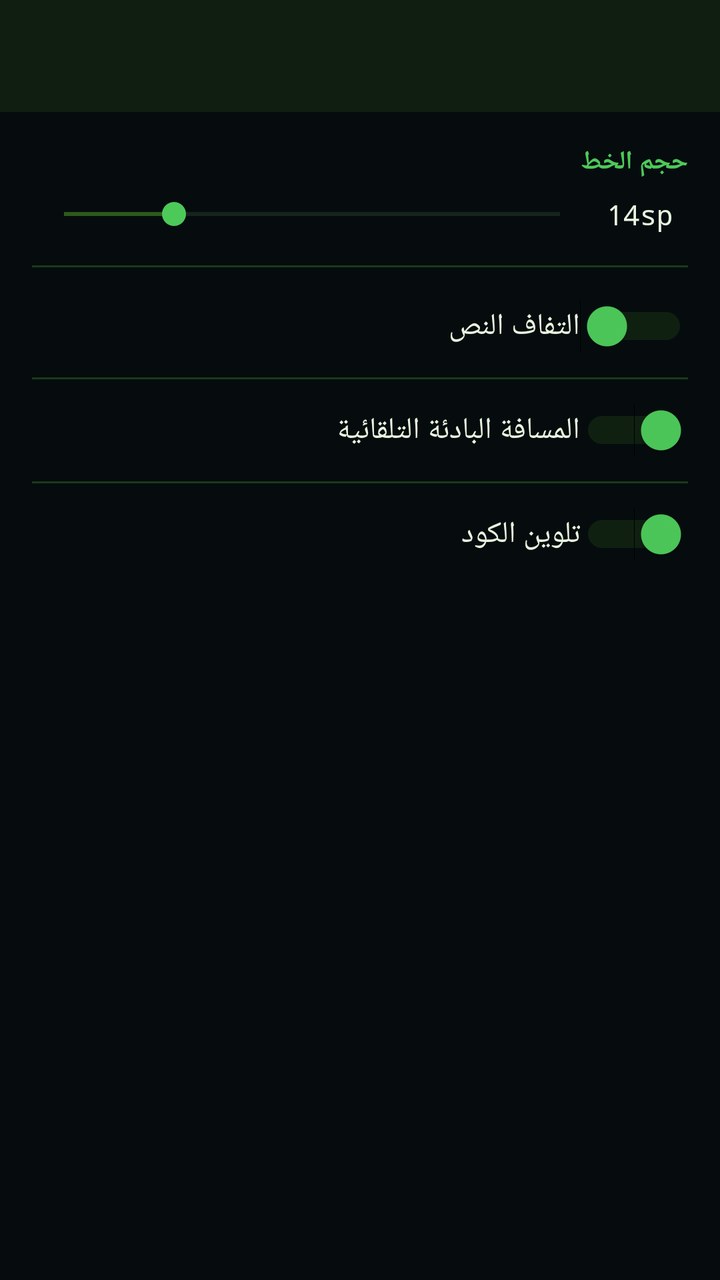
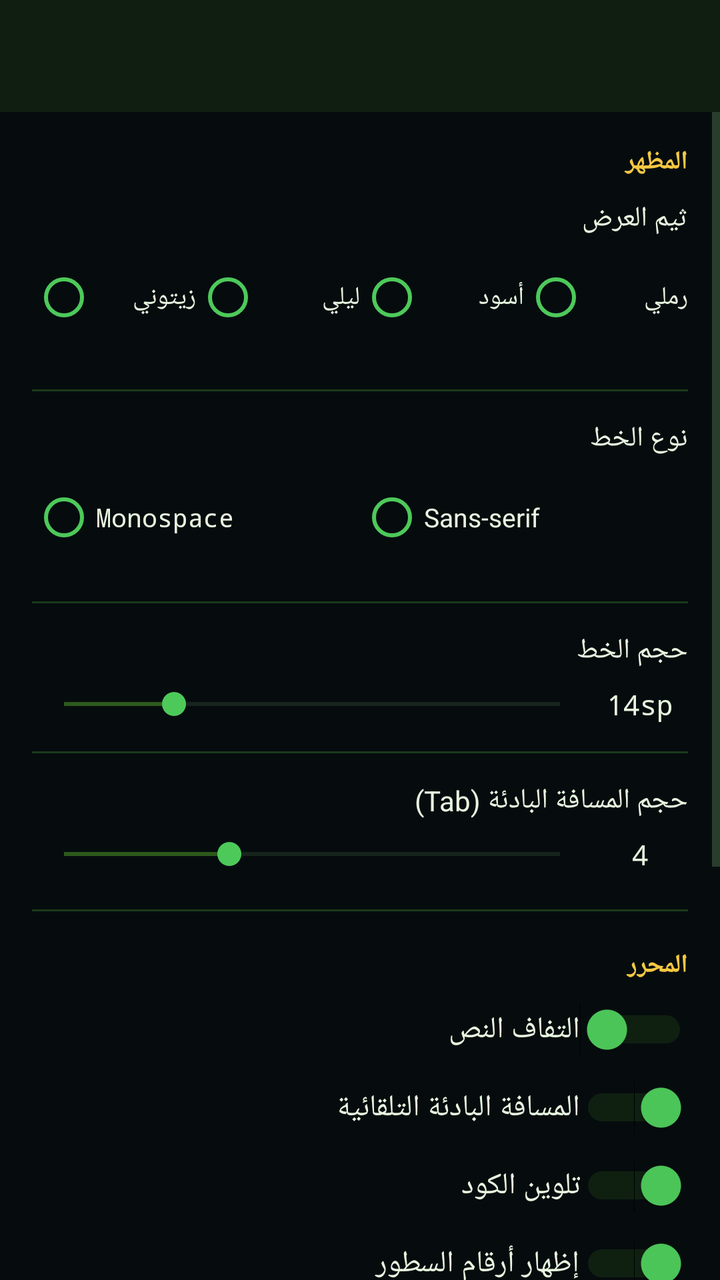

Screens rendered from an Android XML layout before and after an edit, with the pre-edit source and the edit as a unified diff.
<!-- AndroidManifest.xml: application theme Theme.VCGEditor -->
<!-- res/layout/activity_settings.xml -->
<?xml version="1.0" encoding="utf-8"?>
<LinearLayout xmlns:android="http://schemas.android.com/apk/res/android"
    xmlns:app="http://schemas.android.com/apk/res-auto"
    android:layout_width="match_parent" android:layout_height="match_parent"
    android:orientation="vertical" android:background="@color/bg_dark">

    <com.google.android.material.appbar.AppBarLayout
        android:layout_width="match_parent" android:layout_height="wrap_content">
        <androidx.appcompat.widget.Toolbar android:id="@+id/settings_toolbar"
            android:layout_width="match_parent" android:layout_height="?attr/actionBarSize"
            android:background="@color/surface_dark"
            app:titleTextColor="@color/accent_green"/>
    </com.google.android.material.appbar.AppBarLayout>

    <ScrollView android:layout_width="match_parent" android:layout_height="match_parent">
        <LinearLayout android:layout_width="match_parent" android:layout_height="wrap_content"
            android:orientation="vertical" android:padding="16dp">

            
            <TextView android:layout_width="match_parent" android:layout_height="wrap_content"
                android:text="حجم الخط" android:textColor="@color/accent_green"
                android:textSize="13sp" android:textStyle="bold"
                android:paddingBottom="8dp"/>
            <LinearLayout android:layout_width="match_parent" android:layout_height="wrap_content"
                android:orientation="horizontal" android:gravity="center_vertical">
                <SeekBar android:id="@+id/seek_font_size"
                    android:layout_width="0dp" android:layout_height="wrap_content"
                    android:layout_weight="1" android:max="18" android:progress="4"
                    android:progressTint="@color/olive_green"
                    android:thumbTint="@color/accent_green"/>
                <TextView android:id="@+id/label_font_size"
                    android:layout_width="48dp" android:layout_height="wrap_content"
                    android:text="14sp" android:textColor="@color/text_primary"
                    android:gravity="center" android:fontFamily="monospace"/>
            </LinearLayout>

            <View android:layout_width="match_parent" android:layout_height="1dp"
                android:background="@color/border_color" android:layout_marginVertical="16dp"/>

            
            <LinearLayout android:layout_width="match_parent" android:layout_height="wrap_content"
                android:orientation="horizontal" android:gravity="center_vertical">
                <TextView android:layout_width="0dp" android:layout_height="wrap_content"
                    android:layout_weight="1" android:text="التفاف النص"
                    android:textColor="@color/text_primary" android:textSize="15sp"/>
                <Switch android:id="@+id/switch_word_wrap"
                    android:layout_width="wrap_content" android:layout_height="wrap_content"
                    android:thumbTint="@color/accent_green"
                    android:trackTint="@color/olive_green"/>
            </LinearLayout>

            <View android:layout_width="match_parent" android:layout_height="1dp"
                android:background="@color/border_color" android:layout_marginVertical="12dp"/>

            
            <LinearLayout android:layout_width="match_parent" android:layout_height="wrap_content"
                android:orientation="horizontal" android:gravity="center_vertical">
                <TextView android:layout_width="0dp" android:layout_height="wrap_content"
                    android:layout_weight="1" android:text="المسافة البادئة التلقائية"
                    android:textColor="@color/text_primary" android:textSize="15sp"/>
                <Switch android:id="@+id/switch_auto_indent"
                    android:layout_width="wrap_content" android:layout_height="wrap_content"
                    android:checked="true"
                    android:thumbTint="@color/accent_green"
                    android:trackTint="@color/olive_green"/>
            </LinearLayout>

            <View android:layout_width="match_parent" android:layout_height="1dp"
                android:background="@color/border_color" android:layout_marginVertical="12dp"/>

            
            <LinearLayout android:layout_width="match_parent" android:layout_height="wrap_content"
                android:orientation="horizontal" android:gravity="center_vertical">
                <TextView android:layout_width="0dp" android:layout_height="wrap_content"
                    android:layout_weight="1" android:text="تلوين الكود"
                    android:textColor="@color/text_primary" android:textSize="15sp"/>
                <Switch android:id="@+id/switch_syntax_hl"
                    android:layout_width="wrap_content" android:layout_height="wrap_content"
                    android:checked="true"
                    android:thumbTint="@color/accent_green"
                    android:trackTint="@color/olive_green"/>
            </LinearLayout>

        </LinearLayout>
    </ScrollView>
</LinearLayout>
<!-- resources referenced by this layout -->
<resources>
  <color name="accent_green">#4DC95A</color>
  <color name="bg_dark">#060C0E</color>
  <color name="border_color">#1A3A1A</color>
  <color name="olive_green">#2D5A1B</color>
  <color name="surface_dark">#0F1E10</color>
  <color name="text_primary">#E8F5E0</color>
  <style name="Theme.VCGEditor" parent="Theme.MaterialComponents.DayNight.NoActionBar">
          <item name="colorPrimary">@color/olive_green</item>
          <item name="colorPrimaryVariant">@color/bg_dark</item>
          <item name="colorOnPrimary">@color/text_primary</item>
          <item name="colorSecondary">@color/accent_green</item>
          <item name="colorOnSecondary">@color/bg_dark</item>
          <item name="android:colorBackground">@color/bg_dark</item>
          <item name="colorSurface">@color/surface_dark</item>
          <item name="colorOnSurface">@color/text_primary</item>
          <item name="android:statusBarColor">@color/status_bar</item>
          <item name="android:navigationBarColor">@color/bg_dark</item>
          <item name="android:windowLightStatusBar">false</item>
          <item name="android:textColorPrimary">@color/text_primary</item>
          <item name="android:textColorSecondary">@color/text_muted</item>
      </style>
  <color name="status_bar">#060C0E</color>
  <color name="text_muted">#4A6A4A</color>
</resources>

<!-- the commit's change to res/layout/activity_settings.xml (unified diff, before → after) -->
@@ -18,9 +18,69 @@
 
             
             <TextView android:layout_width="match_parent" android:layout_height="wrap_content"
-                android:text="حجم الخط" android:textColor="@color/accent_green"
+                android:text="المظهر" android:textColor="@color/gold"
                 android:textSize="13sp" android:textStyle="bold"
-                android:paddingBottom="8dp"/>
+                android:paddingBottom="10dp"/>
+
+            
+            <TextView android:layout_width="match_parent" android:layout_height="wrap_content"
+                android:text="ثيم العرض" android:textColor="@color/text_primary"
+                android:textSize="14sp" android:paddingBottom="6dp"/>
+            <RadioGroup android:id="@+id/radio_theme"
+                android:layout_width="match_parent" android:layout_height="wrap_content"
+                android:orientation="horizontal" android:paddingBottom="8dp">
+                <RadioButton android:id="@+id/theme_olive"
+                    android:layout_width="0dp" android:layout_height="wrap_content"
+                    android:layout_weight="1" android:text="زيتوني"
+                    android:textColor="@color/text_primary" android:textSize="12.5sp"
+                    android:buttonTint="@color/accent_green"/>
+                <RadioButton android:id="@+id/theme_midnight"
+                    android:layout_width="0dp" android:layout_height="wrap_content"
+                    android:layout_weight="1" android:text="ليلي"
+                    android:textColor="@color/text_primary" android:textSize="12.5sp"
+                    android:buttonTint="@color/accent_green"/>
+                <RadioButton android:id="@+id/theme_amoled"
+                    android:layout_width="0dp" android:layout_height="wrap_content"
+                    android:layout_weight="1" android:text="أسود"
+                    android:textColor="@color/text_primary" android:textSize="12.5sp"
+                    android:buttonTint="@color/accent_green"/>
+                <RadioButton android:id="@+id/theme_sand"
+                    android:layout_width="0dp" android:layout_height="wrap_content"
+                    android:layout_weight="1" android:text="رملي"
+                    android:textColor="@color/text_primary" android:textSize="12.5sp"
+                    android:buttonTint="@color/accent_green"/>
+            </RadioGroup>
+
+            <View android:layout_width="match_parent" android:layout_height="1dp"
+                android:background="@color/border_color" android:layout_marginVertical="14dp"/>
+
+            
+            <TextView android:layout_width="match_parent" android:layout_height="wrap_content"
+                android:text="نوع الخط" android:textColor="@color/text_primary"
+                android:textSize="14sp" android:paddingBottom="6dp"/>
+            <RadioGroup android:id="@+id/radio_font_family"
+                android:layout_width="match_parent" android:layout_height="wrap_content"
+                android:orientation="horizontal" android:paddingBottom="4dp">
+                <RadioButton android:id="@+id/font_mono"
+                    android:layout_width="0dp" android:layout_height="wrap_content"
+                    android:layout_weight="1" android:text="Monospace"
+                    android:fontFamily="monospace"
+                    android:textColor="@color/text_primary" android:textSize="13sp"
+                    android:buttonTint="@color/accent_green"/>
+                <RadioButton android:id="@+id/font_sans"
+                    android:layout_width="0dp" android:layout_height="wrap_content"
+                    android:layout_weight="1" android:text="Sans-serif"
+                    android:textColor="@color/text_primary" android:textSize="13sp"
+                    android:buttonTint="@color/accent_green"/>
+            </RadioGroup>
+
+            <View android:layout_width="match_parent" android:layout_height="1dp"
+                android:background="@color/border_color" android:layout_marginVertical="14dp"/>
+
+            
+            <TextView android:layout_width="match_parent" android:layout_height="wrap_content"
+                android:text="حجم الخط" android:textColor="@color/text_primary"
+                android:textSize="14sp" android:paddingBottom="8dp"/>
             <LinearLayout android:layout_width="match_parent" android:layout_height="wrap_content"
                 android:orientation="horizontal" android:gravity="center_vertical">
                 <SeekBar android:id="@+id/seek_font_size"
@@ -35,11 +95,38 @@
             </LinearLayout>
 
             <View android:layout_width="match_parent" android:layout_height="1dp"
-                android:background="@color/border_color" android:layout_marginVertical="16dp"/>
-
-            
+                android:background="@color/border_color" android:layout_marginVertical="14dp"/>
+
+            
+            <TextView android:layout_width="match_parent" android:layout_height="wrap_content"
+                android:text="حجم المسافة البادئة (Tab)" android:textColor="@color/text_primary"
+                android:textSize="14sp" android:paddingBottom="8dp"/>
             <LinearLayout android:layout_width="match_parent" android:layout_height="wrap_content"
                 android:orientation="horizontal" android:gravity="center_vertical">
+                <SeekBar android:id="@+id/seek_tab_size"
+                    android:layout_width="0dp" android:layout_height="wrap_content"
+                    android:layout_weight="1" android:max="6" android:progress="2"
+                    android:progressTint="@color/olive_green"
+                    android:thumbTint="@color/accent_green"/>
+                <TextView android:id="@+id/label_tab_size"
+                    android:layout_width="48dp" android:layout_height="wrap_content"
+                    android:text="4" android:textColor="@color/text_primary"
+                    android:gravity="center" android:fontFamily="monospace"/>
+            </LinearLayout>
+
+            <View android:layout_width="match_parent" android:layout_height="1dp"
+                android:background="@color/border_color" android:layout_marginVertical="18dp"/>
+
+            
+            <TextView android:layout_width="match_parent" android:layout_height="wrap_content"
+                android:text="المحرر" android:textColor="@color/gold"
+                android:textSize="13sp" android:textStyle="bold"
+                android:paddingBottom="10dp"/>
+
+            
+            <LinearLayout android:layout_width="match_parent" android:layout_height="wrap_content"
+                android:orientation="horizontal" android:gravity="center_vertical"
+                android:paddingBottom="12dp">
                 <TextView android:layout_width="0dp" android:layout_height="wrap_content"
                     android:layout_weight="1" android:text="التفاف النص"
                     android:textColor="@color/text_primary" android:textSize="15sp"/>
@@ -49,12 +136,10 @@
                     android:trackTint="@color/olive_green"/>
             </LinearLayout>
 
-            <View android:layout_width="match_parent" android:layout_height="1dp"
-                android:background="@color/border_color" android:layout_marginVertical="12dp"/>
-
-            
-            <LinearLayout android:layout_width="match_parent" android:layout_height="wrap_content"
-                android:orientation="horizontal" android:gravity="center_vertical">
+            
+            <LinearLayout android:layout_width="match_parent" android:layout_height="wrap_content"
+                android:orientation="horizontal" android:gravity="center_vertical"
+                android:paddingBottom="12dp">
                 <TextView android:layout_width="0dp" android:layout_height="wrap_content"
                     android:layout_weight="1" android:text="المسافة البادئة التلقائية"
                     android:textColor="@color/text_primary" android:textSize="15sp"/>
@@ -65,12 +150,10 @@
                     android:trackTint="@color/olive_green"/>
             </LinearLayout>
 
-            <View android:layout_width="match_parent" android:layout_height="1dp"
-                android:background="@color/border_color" android:layout_marginVertical="12dp"/>
-
-            
-            <LinearLayout android:layout_width="match_parent" android:layout_height="wrap_content"
-                android:orientation="horizontal" android:gravity="center_vertical">
+            
+            <LinearLayout android:layout_width="match_parent" android:layout_height="wrap_content"
+                android:orientation="horizontal" android:gravity="center_vertical"
+                android:paddingBottom="12dp">
                 <TextView android:layout_width="0dp" android:layout_height="wrap_content"
                     android:layout_weight="1" android:text="تلوين الكود"
                     android:textColor="@color/text_primary" android:textSize="15sp"/>
@@ -80,6 +163,82 @@
                     android:thumbTint="@color/accent_green"
                     android:trackTint="@color/olive_green"/>
             </LinearLayout>
+
+            
+            <LinearLayout android:layout_width="match_parent" android:layout_height="wrap_content"
+                android:orientation="horizontal" android:gravity="center_vertical"
+                android:paddingBottom="12dp">
+                <TextView android:layout_width="0dp" android:layout_height="wrap_content"
+                    android:layout_weight="1" android:text="إظهار أرقام السطور"
+                    android:textColor="@color/text_primary" android:textSize="15sp"/>
+                <Switch android:id="@+id/switch_line_numbers"
+                    android:layout_width="wrap_content" android:layout_height="wrap_content"
+                    android:checked="true"
+                    android:thumbTint="@color/accent_green"
+                    android:trackTint="@color/olive_green"/>
+            </LinearLayout>
+
+            
+            <LinearLayout android:layout_width="match_parent" android:layout_height="wrap_content"
+                android:orientation="horizontal" android:gravity="center_vertical"
+                android:paddingBottom="12dp">
+                <TextView android:layout_width="0dp" android:layout_height="wrap_content"
+                    android:layout_weight="1" android:text="حفظ تلقائي قبل التشغيل"
+                    android:textColor="@color/text_primary" android:textSize="15sp"/>
+                <Switch android:id="@+id/switch_auto_save"
+                    android:layout_width="wrap_content" android:layout_height="wrap_content"
+                    android:checked="true"
+                    android:thumbTint="@color/accent_green"
+                    android:trackTint="@color/olive_green"/>
+            </LinearLayout>
+
+            <View android:layout_width="match_parent" android:layout_height="1dp"
+                android:background="@color/border_color" android:layout_marginVertical="18dp"/>
+
+            
+            <TextView android:layout_width="match_parent" android:layout_height="wrap_content"
+                android:text="التشغيل والمعاينة" android:textColor="@color/gold"
+                android:textSize="13sp" android:textStyle="bold"
+                android:paddingBottom="10dp"/>
+
+            
+            <LinearLayout android:layout_width="match_parent" android:layout_height="wrap_content"
+                android:orientation="horizontal" android:gravity="center_vertical"
+                android:paddingBottom="12dp">
+                <TextView android:layout_width="0dp" android:layout_height="wrap_content"
+                    android:layout_weight="1" android:text="معاينة مباشرة أثناء الكتابة"
+                    android:textColor="@color/text_primary" android:textSize="15sp"/>
+                <Switch android:id="@+id/switch_live_preview"
+                    android:layout_width="wrap_content" android:layout_height="wrap_content"
+                    android:checked="true"
+                    android:thumbTint="@color/accent_green"
+                    android:trackTint="@color/olive_green"/>
+            </LinearLayout>
+
+            
+            <LinearLayout android:layout_width="match_parent" android:layout_height="wrap_content"
+                android:orientation="horizontal" android:gravity="center_vertical"
+                android:paddingBottom="12dp">
+                <TextView android:layout_width="0dp" android:layout_height="wrap_content"
+                    android:layout_weight="1" android:text="اهتزاز عند التشغيل"
+                    android:textColor="@color/text_primary" android:textSize="15sp"/>
+                <Switch android:id="@+id/switch_vibrate_run"
+                    android:layout_width="wrap_content" android:layout_height="wrap_content"
+                    android:checked="true"
+                    android:thumbTint="@color/accent_green"
+                    android:trackTint="@color/olive_green"/>
+            </LinearLayout>
+
+            <View android:layout_width="match_parent" android:layout_height="1dp"
+                android:background="@color/border_color" android:layout_marginVertical="18dp"/>
+
+            <com.google.android.material.button.MaterialButton
+                android:id="@+id/btn_reset_settings"
+                android:layout_width="match_parent" android:layout_height="wrap_content"
+                android:text="↺  استعادة الإعدادات الافتراضية"
+                android:textAllCaps="false"
+                style="@style/VCGButtonOutlined"
+                android:layout_marginBottom="20dp"/>
 
         </LinearLayout>
     </ScrollView>
<!-- resource entries referenced after the edit -->
@@ -3,9 +3,14 @@
   <color name="accent_green">#4DC95A</color>
   <color name="bg_dark">#060C0E</color>
   <color name="border_color">#1A3A1A</color>
+  <color name="gold">#F5C842</color>
   <color name="olive_green">#2D5A1B</color>
   <color name="surface_dark">#0F1E10</color>
   <color name="text_primary">#E8F5E0</color>
+  <style name="VCGButtonOutlined" parent="Widget.MaterialComponents.Button.OutlinedButton">
+          <item name="strokeColor">@color/border_color</item>
+          <item name="android:textColor">@color/text_muted</item>
+      </style>
   <style name="Theme.VCGEditor" parent="Theme.MaterialComponents.DayNight.NoActionBar">
           <item name="colorPrimary">@color/olive_green</item>
           <item name="colorPrimaryVariant">@color/bg_dark</item>
